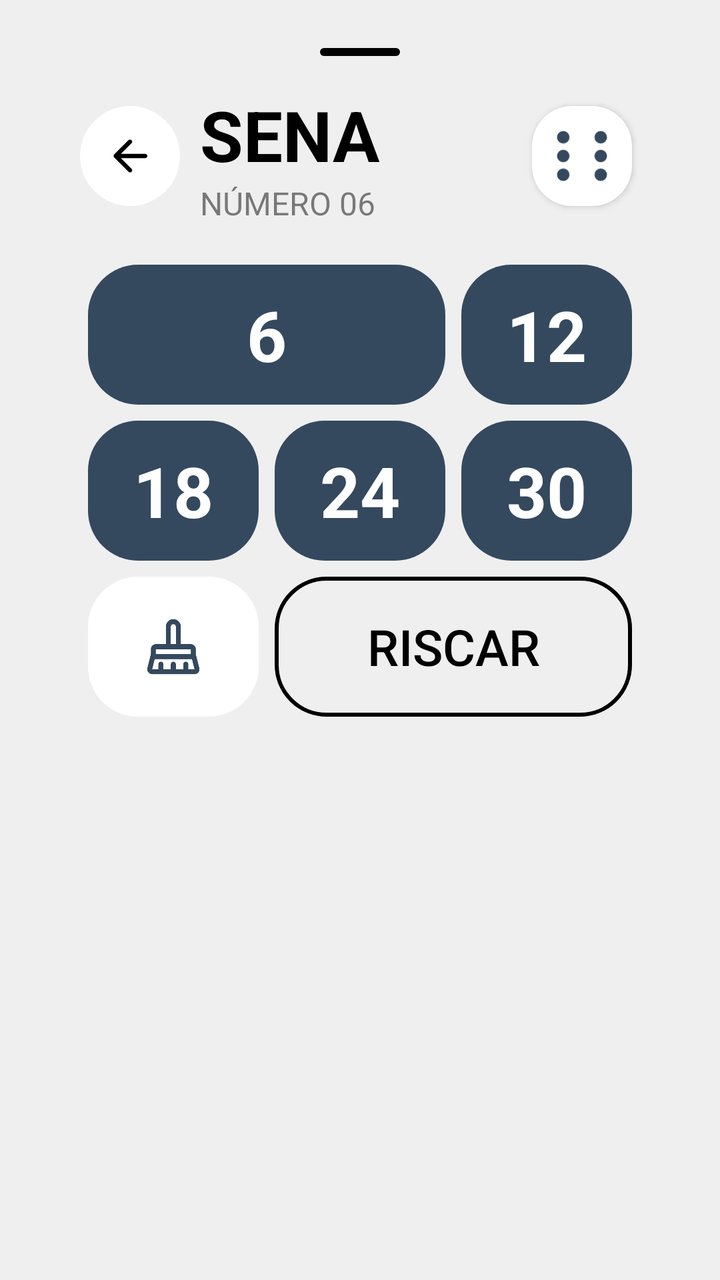
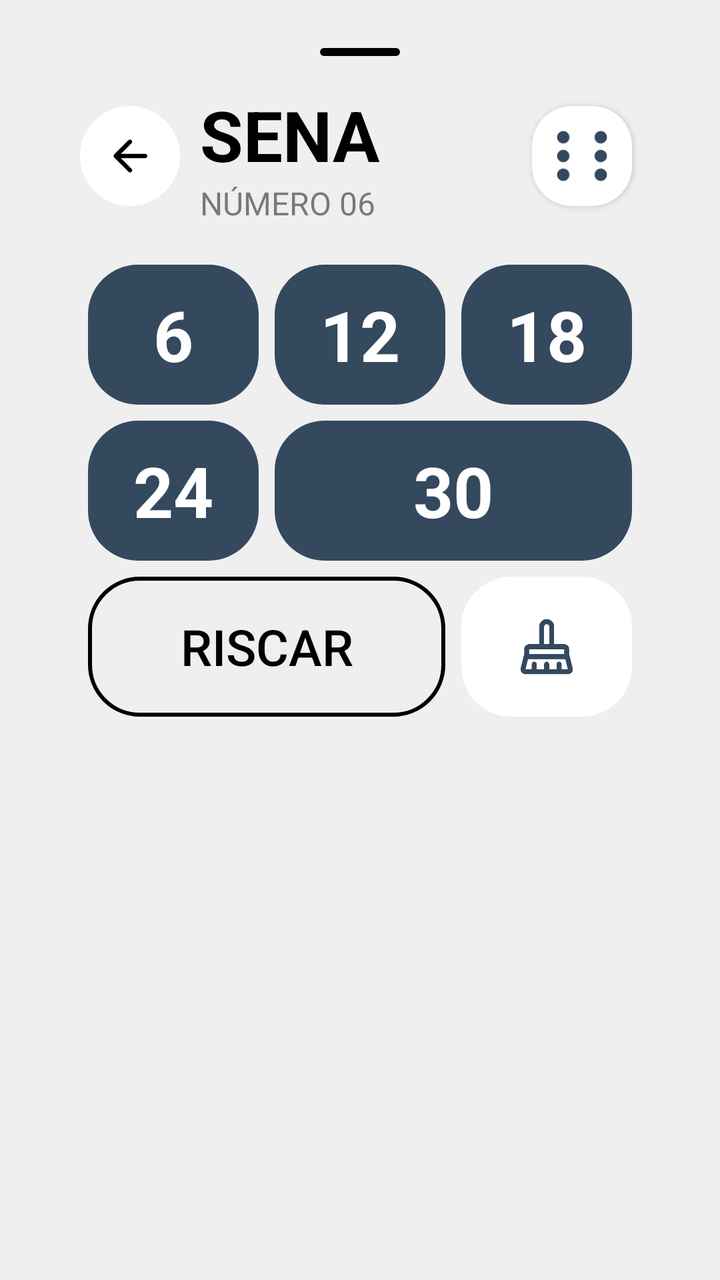

The first picture is an Android layout as it rendered before a commit; the second is the same layout after the commit. The layout source and the unified diff follow.
<!-- AndroidManifest.xml: application theme Base.Theme.KingOfBozo.Standard -->
<!-- res/layout/box_sena.xml -->
<?xml version="1.0" encoding="utf-8"?>
<LinearLayout xmlns:android="http://schemas.android.com/apk/res/android"
    xmlns:app="http://schemas.android.com/apk/res-auto"
    xmlns:tools="http://schemas.android.com/tools"
    android:id="@+id/numbers_points"
    android:layout_width="match_parent"
    android:layout_height="wrap_content"
    android:backgroundTint="?attr/customBackground"
    android:background="@drawable/bottom_sheet_background"
    android:orientation="vertical"
    android:padding="24dp">

    <ImageView
        android:layout_width="40dp"
        android:layout_height="4dp"
        android:layout_gravity="center_horizontal"
        android:layout_marginBottom="16dp"
        app:tint="?attr/textFillColor"
        android:src="@drawable/background_card_dark" />


    <LinearLayout
        android:id="@+id/action_bar"
        android:layout_width="match_parent"
        android:layout_height="wrap_content"
        android:paddingHorizontal="16dp"
        android:gravity="center"
        tools:ignore="MissingConstraints">

        <ImageView
            android:id="@+id/button_cancel"
            android:layout_width="50dp"
            android:layout_height="50dp"
            android:backgroundTint="?attr/cardBackgroundColor"
            android:background="@drawable/background_circle_yellow"
            android:padding="12dp"
            android:layout_marginRight="10dp"
            app:tint="?attr/textFillColor"
            android:src="@drawable/ic_arrow_back"
            tools:ignore="ContentDescription" />

        <LinearLayout
            android:layout_width="wrap_content"
            android:layout_height="wrap_content"
            android:orientation="vertical"
            android:layout_weight="1"
            app:layout_constraintStart_toEndOf="@+id/button_back">



            <TextView
                android:id="@+id/scoring_title"
                android:layout_width="wrap_content"
                android:layout_height="wrap_content"
                android:text="SENA"
                android:textColor="?attr/textFillColor"
                android:textSize="35sp"
                android:textStyle="bold" />
            <TextView
                android:layout_width="wrap_content"
                android:layout_height="wrap_content"
                android:text="NÚMERO 06"
                android:alpha="0.5"
                android:textColor="?attr/textFillColor"
                android:textSize="16sp" />

        </LinearLayout>

        <ImageView
            android:layout_height="50dp"
            android:layout_width="50dp"
            android:backgroundTint="?attr/cardBackgroundColor"
            android:background="@drawable/background_card_de_boca"
            android:src="@drawable/ic_dice_6"
            app:tint="?attr/colorPrimary"
            android:elevation="2dp"
            android:layout_margin="4dp"/>

    </LinearLayout>

    <LinearLayout
        android:layout_width="match_parent"
        android:layout_height="wrap_content"
        android:orientation="vertical"
        android:padding="16dp">

        <GridLayout
            xmlns:android="http://schemas.android.com/apk/res/android"
            xmlns:app="http://schemas.android.com/apk/res-auto"
            android:layout_width="match_parent"
            android:layout_height="wrap_content"
            android:columnCount="3"
            android:rowCount="3">

            <TextView
                android:id="@+id/valor_01"
                android:layout_height="70dp"
                android:layout_width="0dp"
                android:backgroundTint="?attr/colorPrimary"
                android:background="@drawable/background_card_black"
                android:textColor="?attr/customTextBackground"
                android:text="6"
                android:textSize="35dp"
                android:textStyle="bold"
                android:gravity="center"
                android:layout_row="0"
                android:layout_column="0"
                android:layout_columnSpan="2"
                android:layout_columnWeight="1"
                android:layout_gravity="fill"
                android:layout_margin="4dp"/>

            <TextView
                android:id="@+id/valor_02"
                android:layout_height="70dp"
                android:layout_width="0dp"
                android:backgroundTint="?attr/colorPrimary"
                android:background="@drawable/background_card_black"
                android:textColor="?attr/customTextBackground"
                android:text="12"
                android:textSize="35dp"
                android:textStyle="bold"
                android:gravity="center"
                android:layout_row="0"
                android:layout_column="2"
                android:layout_columnWeight="1"
                android:layout_gravity="fill"
                android:layout_margin="4dp"/>

            <TextView
                android:id="@+id/valor_03"
                android:layout_height="70dp"
                android:layout_width="0dp"
                android:backgroundTint="?attr/colorPrimary"
                android:background="@drawable/background_card_black"
                android:textColor="?attr/customTextBackground"
                android:text="18"
                android:textSize="35dp"
                android:textStyle="bold"
                android:gravity="center"
                android:layout_row="1"
                android:layout_column="0"
                android:layout_columnWeight="1"
                android:layout_gravity="fill"
                android:layout_margin="4dp"/>

            <TextView
                android:id="@+id/valor_04"
                android:layout_height="70dp"
                android:layout_width="0dp"
                android:backgroundTint="?attr/colorPrimary"
                android:background="@drawable/background_card_black"
                android:textColor="?attr/customTextBackground"
                android:text="24"
                android:textSize="35dp"
                android:textStyle="bold"
                android:gravity="center"
                android:layout_row="1"
                android:layout_column="1"
                android:layout_columnWeight="1"
                android:layout_gravity="fill"
                android:layout_margin="4dp"/>

            <TextView
                android:id="@+id/valor_05"
                android:layout_height="20dp"
                android:layout_width="0dp"
                android:backgroundTint="?attr/colorPrimary"
                android:background="@drawable/background_card_black"
                android:textColor="?attr/customTextBackground"
                android:text="30"
                android:textSize="35dp"
                android:textStyle="bold"
                android:gravity="center"
                android:layout_row="1"
                android:layout_column="2"
                android:layout_columnWeight="1"
                android:layout_gravity="fill"
                android:layout_margin="4dp"/>

            <ImageView
                android:id="@+id/btn_nulo"
                android:layout_height="70dp"
                android:layout_width="0dp"
                android:backgroundTint="?attr/cardBackgroundColor"
                android:background="@drawable/background_card_black"
                android:src="@drawable/ic_clear"
                app:tint="?attr/colorPrimary"
                android:layout_row="2"
                android:layout_column="0"
                android:layout_columnWeight="1"
                android:layout_gravity="fill"
                android:padding="20dp"
                android:layout_margin="4dp"/>

            <Button
                android:id="@+id/btn_riscar"
                android:layout_height="70dp"
                android:layout_width="0dp"
                app:backgroundTint="?attr/textFillColor"
                android:background="@drawable/background_score_option_riscar"
                app:cornerRadius="20dp"
                android:text="RISCAR"
                android:textSize="25dp"
                android:textColor="?attr/textFillColor"
                app:icon="@drawable/ic_riscar"
                app:iconSize="25dp"
                app:iconTint="?attr/textFillColor"
                android:gravity="center"
                android:layout_row="2"
                android:layout_column="1"
                android:layout_columnSpan="2"
                android:layout_columnWeight="1"
                android:layout_gravity="fill"
                android:layout_margin="4dp" />


        </GridLayout>

    </LinearLayout>


</LinearLayout>
<!-- resources referenced by this layout -->
<resources>
  <!-- drawable background_card_black (drawable) -->
  <shape xmlns:android="http://schemas.android.com/apk/res/android"
      android:shape="rectangle">
      <solid android:color="@color/fundo_light" />
      <corners android:radius="25dp" />
  </shape>
  <!-- drawable background_card_dark (drawable) -->
  <shape xmlns:android="http://schemas.android.com/apk/res/android"
      android:shape="rectangle">
      <solid android:color="@color/fundo_light" />
      <corners android:radius="100dp" />
  </shape>
  <!-- drawable background_card_de_boca (drawable) -->
  <shape xmlns:android="http://schemas.android.com/apk/res/android"
      android:shape="rectangle">
      <solid android:color="@color/fundo_light" />
      <corners android:radius="20dp" />
  </shape>
  <!-- drawable background_circle_yellow (drawable) -->
  <?xml version="1.0" encoding="utf-8"?>
  <shape xmlns:android="http://schemas.android.com/apk/res/android"
      android:shape="oval">
      <solid android:color="@color/fundo_light" />
  </shape>
  <!-- drawable background_score_option_riscar (drawable) -->
  <shape xmlns:android="http://schemas.android.com/apk/res/android"
      android:shape="rectangle">
      <corners android:radius="25dp" />
      <stroke android:width="2dp" android:color="@color/fundo_light" />
      <solid android:color="@android:color/transparent" />
  </shape>
  <!-- drawable bottom_sheet_background (drawable) -->
  <?xml version="1.0" encoding="utf-8"?>
  <shape xmlns:android="http://schemas.android.com/apk/res/android"
      android:shape="rectangle">
      <solid android:color="@color/fundo_light"/>
      <corners android:topLeftRadius="55dp" android:topRightRadius="55dp"/>
  </shape>
  <!-- drawable ic_arrow_back (drawable) -->
  <vector xmlns:android="http://schemas.android.com/apk/res/android"
      android:width="24dp"
      android:height="24dp"
      android:viewportWidth="960"
      android:viewportHeight="960"
      android:tint="@color/fundo_light"
      android:autoMirrored="true">
    <path
        android:fillColor="@android:color/white"
        android:pathData="M313,520L509,716Q521,728 520.5,744Q520,760 508,772Q496,783 480,783.5Q464,784 452,772L188,508Q182,502 179.5,495Q177,488 177,480Q177,472 179.5,465Q182,458 188,452L452,188Q463,177 479.5,177Q496,177 508,188Q520,200 520,216.5Q520,233 508,245L313,440L760,440Q777,440 788.5,451.5Q800,463 800,480Q800,497 788.5,508.5Q777,520 760,520L313,520Z"/>
  </vector>
  <!-- drawable ic_riscar (drawable) -->
  <vector xmlns:android="http://schemas.android.com/apk/res/android"
      android:width="24dp"
      android:height="24dp"
      android:viewportWidth="960"
      android:viewportHeight="960"
      android:tint="?attr/colorControlNormal">
    <path
        android:fillColor="@android:color/white"
        android:pathData="M753,640L673,560L800,560L800,640L753,640ZM640,527L433,320L560,320L560,160L640,160L640,320L800,320L800,400L640,400L640,527ZM400,287L320,207L320,160L400,160L400,287ZM791,904L640,753L640,800L560,800L560,673L527,640L400,640L400,800L320,800L320,640L160,640L160,560L320,560L320,433L287,400L160,400L160,320L207,320L56,169L112,112L848,848L791,904Z"/>
  </vector>
  <color name="fundo_light">#EFEFEF</color>
  <color name="padrao">#34495e</color>
  <color name="text_dark">#000000</color>
  <color name="text_light">#FFFFFF</color>
  <color name="icon_dark">#000000</color>
  <color name="icon_light">#FFFFFF</color>
  <color name="card_light">#FFFFFF</color>
  <color name="card_dark">#313131</color>
  <!-- unchanged entries left out for length: 4 -->
</resources>

<!-- the commit's change to res/layout/box_sena.xml (unified diff, before → after) -->
@@ -105,7 +105,6 @@
                 android:gravity="center"
                 android:layout_row="0"
                 android:layout_column="0"
-                android:layout_columnSpan="2"
                 android:layout_columnWeight="1"
                 android:layout_gravity="fill"
                 android:layout_margin="4dp"/>
@@ -118,6 +117,23 @@
                 android:background="@drawable/background_card_black"
                 android:textColor="?attr/customTextBackground"
                 android:text="12"
+                android:textSize="35dp"
+                android:textStyle="bold"
+                android:gravity="center"
+                android:layout_row="0"
+                android:layout_column="1"
+                android:layout_columnWeight="1"
+                android:layout_gravity="fill"
+                android:layout_margin="4dp"/>
+
+            <TextView
+                android:id="@+id/valor_03"
+                android:layout_height="70dp"
+                android:layout_width="0dp"
+                android:backgroundTint="?attr/colorPrimary"
+                android:background="@drawable/background_card_black"
+                android:textColor="?attr/customTextBackground"
+                android:text="18"
                 android:textSize="35dp"
                 android:textStyle="bold"
                 android:gravity="center"
@@ -128,13 +144,13 @@
                 android:layout_margin="4dp"/>
 
             <TextView
-                android:id="@+id/valor_03"
-                android:layout_height="70dp"
-                android:layout_width="0dp"
-                android:backgroundTint="?attr/colorPrimary"
-                android:background="@drawable/background_card_black"
-                android:textColor="?attr/customTextBackground"
-                android:text="18"
+                android:id="@+id/valor_04"
+                android:layout_height="70dp"
+                android:layout_width="0dp"
+                android:backgroundTint="?attr/colorPrimary"
+                android:background="@drawable/background_card_black"
+                android:textColor="?attr/customTextBackground"
+                android:text="24"
                 android:textSize="35dp"
                 android:textStyle="bold"
                 android:gravity="center"
@@ -145,35 +161,19 @@
                 android:layout_margin="4dp"/>
 
             <TextView
-                android:id="@+id/valor_04"
-                android:layout_height="70dp"
-                android:layout_width="0dp"
-                android:backgroundTint="?attr/colorPrimary"
-                android:background="@drawable/background_card_black"
-                android:textColor="?attr/customTextBackground"
-                android:text="24"
+                android:id="@+id/valor_05"
+                android:layout_height="20dp"
+                android:layout_width="0dp"
+                android:backgroundTint="?attr/colorPrimary"
+                android:background="@drawable/background_card_black"
+                android:textColor="?attr/customTextBackground"
+                android:text="30"
                 android:textSize="35dp"
                 android:textStyle="bold"
                 android:gravity="center"
                 android:layout_row="1"
                 android:layout_column="1"
-                android:layout_columnWeight="1"
-                android:layout_gravity="fill"
-                android:layout_margin="4dp"/>
-
-            <TextView
-                android:id="@+id/valor_05"
-                android:layout_height="20dp"
-                android:layout_width="0dp"
-                android:backgroundTint="?attr/colorPrimary"
-                android:background="@drawable/background_card_black"
-                android:textColor="?attr/customTextBackground"
-                android:text="30"
-                android:textSize="35dp"
-                android:textStyle="bold"
-                android:gravity="center"
-                android:layout_row="1"
-                android:layout_column="2"
+                android:layout_columnSpan="2"
                 android:layout_columnWeight="1"
                 android:layout_gravity="fill"
                 android:layout_margin="4dp"/>
@@ -187,7 +187,7 @@
                 android:src="@drawable/ic_clear"
                 app:tint="?attr/colorPrimary"
                 android:layout_row="2"
-                android:layout_column="0"
+                android:layout_column="2"
                 android:layout_columnWeight="1"
                 android:layout_gravity="fill"
                 android:padding="20dp"
@@ -208,7 +208,7 @@
                 app:iconTint="?attr/textFillColor"
                 android:gravity="center"
                 android:layout_row="2"
-                android:layout_column="1"
+                android:layout_column="0"
                 android:layout_columnSpan="2"
                 android:layout_columnWeight="1"
                 android:layout_gravity="fill"
